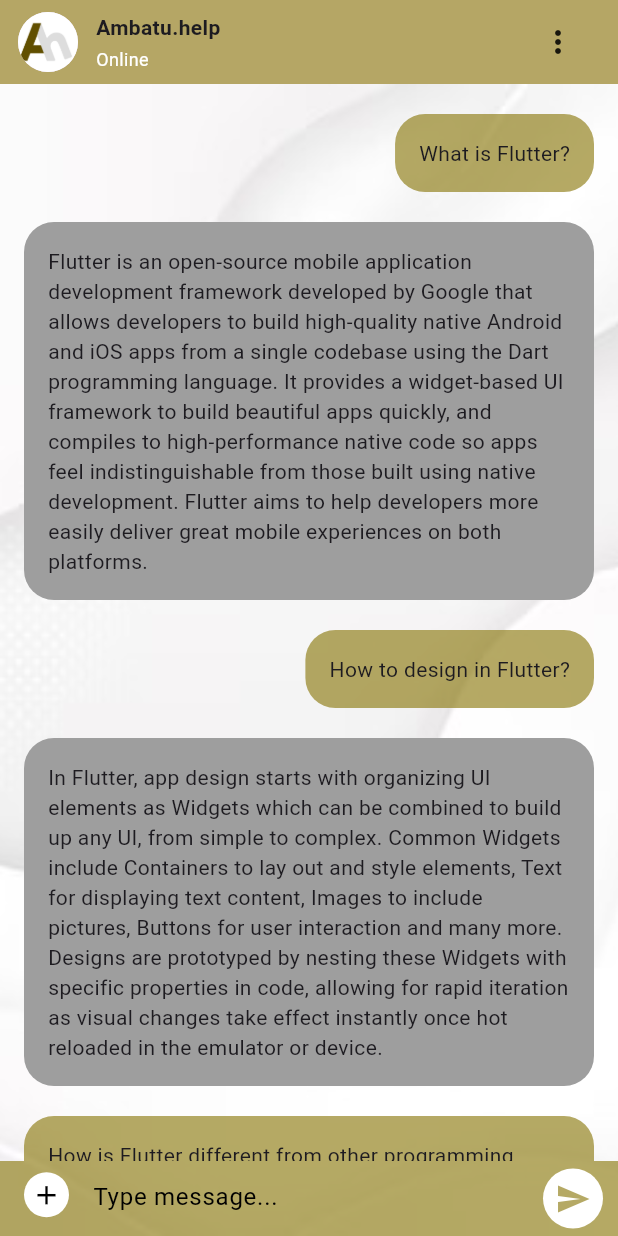
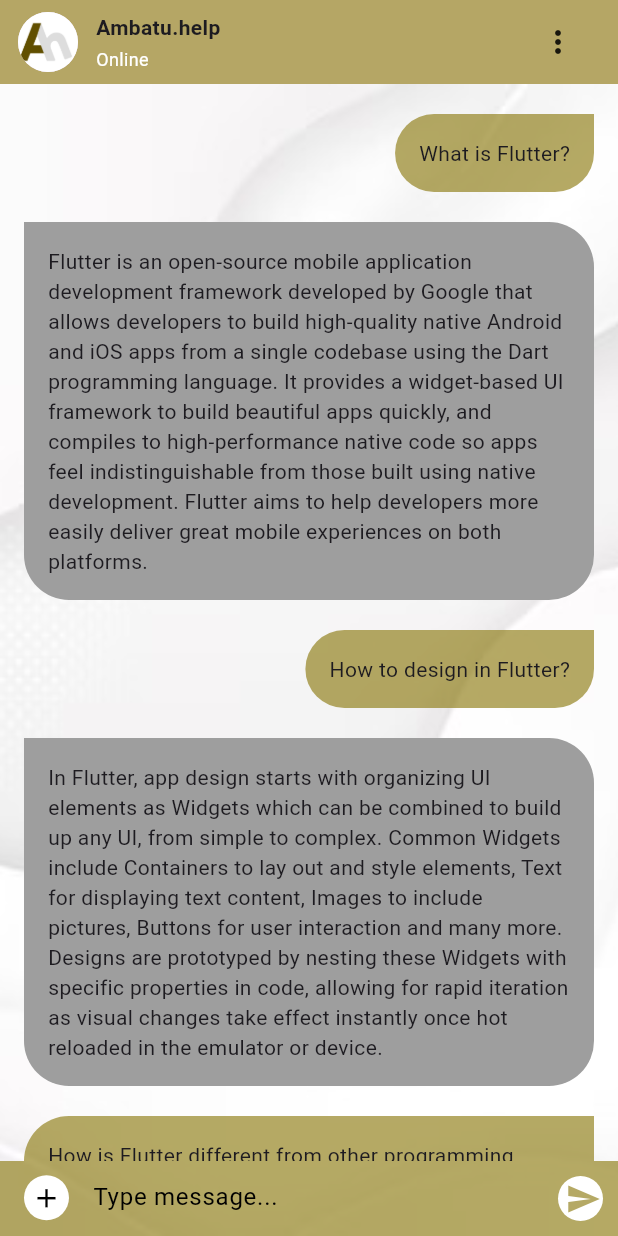
Before and after one commit to Jobrusseldestor/CC206FINAL, a Flutter app: the screen it shows after launch, after a tap on "Sign In", on a phone screen of 412 x 824 dp. Run offline on Flutter 3.47's test engine with Material 3 defaults, Android fonts, the phone set to English and light mode, and no system bars.

Commit message:
basta ah

```diff
--- a/lib/chat/bubble.dart
+++ b/lib/chat/bubble.dart
@@ -5,7 +5,7 @@ import 'package:cc206_chatbot_application/features/home_page.dart';
 import 'package:flutter/material.dart';
 
 // ignore: must_be_immutable
-class ChatBubble extends StatefulWidget{
+class ChatBubble extends StatefulWidget {
   ChatMessage chatMessage;
   ChatBubble({super.key, required this.chatMessage, required double width});
   @override
@@ -16,14 +16,27 @@ class _ChatBubbleState extends State<ChatBubble> {
   @override
   Widget build(BuildContext context) {
     return Container(
-      padding: const EdgeInsets.only(left: 16,right: 16,top: 10,bottom: 10),
+      padding: const EdgeInsets.only(left: 16, right: 16, top: 10, bottom: 10),
       child: Align(
-        alignment: (widget.chatMessage.type == MessageType.Receiver?Alignment.topLeft:Alignment.topRight),
+        alignment: (widget.chatMessage.type == MessageType.Receiver
+            ? Alignment.topLeft
+            : Alignment.topRight),
         child: Container(
           decoration: BoxDecoration(
-            borderRadius: BorderRadius.circular(20),
-            color: (widget.chatMessage.type  == MessageType.Receiver?Colors.grey:const Color.fromARGB(156, 134, 115, 3)),
-          ),
+              borderRadius: widget.chatMessage.type == MessageType.Receiver
+                  ? const BorderRadius.only(
+                      topRight: Radius.circular(30),
+                      bottomLeft: Radius.circular(30),
+                      bottomRight: Radius.circular(30),
+                    )
+                  :  const BorderRadius.only(
+                      topLeft: Radius.circular(30),
+                      bottomLeft: Radius.circular(30),
+                      bottomRight: Radius.circular(30),
+                    ),
+              color: widget.chatMessage.type == MessageType.Receiver
+                  ? Colors.grey
+                  : const Color.fromARGB(156, 134, 115, 3)),
           padding: const EdgeInsets.all(16),
           child: Text(widget.chatMessage.message),
         ),
--- a/lib/features/faq.dart
+++ b/lib/features/faq.dart
@@ -95,7 +95,7 @@ class _faqpageState extends State<faqpage> {
                   ),
                 ),
               ),
-
+              const SizedBox(height: 250.0),
               ]),
             ),
           ),
--- a/lib/features/home_page.dart
+++ b/lib/features/home_page.dart
@@ -167,6 +167,8 @@ class _ChatDetailPageState extends State<ChatDetailPage> {
                           onTap: () {
                             showModal();
                           },
+                          child: Padding(
+                            padding: const EdgeInsets.only(top: 4),
                             child: Container(
                               height: 30,
                               width: 30,
@@ -178,6 +180,7 @@ class _ChatDetailPageState extends State<ChatDetailPage> {
                                 Icons.add,
                                 color: Colors.black,
                                 size: 21,
+                              ),
                             ),
                           ),
                         ),
@@ -203,15 +206,17 @@ class _ChatDetailPageState extends State<ChatDetailPage> {
                           // Handle icon tap
                         },
                         child: Padding(
-                          padding: const EdgeInsets.only(right: 10.0),
+                          padding: const EdgeInsets.only(right: 10.0, bottom: 5),
                           child: Container(
-                            height: 40,
-                            width: 40,
+                            height: 30,
+                            width: 30,
                             decoration: BoxDecoration(
                               color: Colors.white,
                               borderRadius: BorderRadius.circular(25),
                             ),
-                            child: const Icon(
+                            child: const Padding(
+                              padding: EdgeInsets.only(left: 3.5),
+                              child: Icon(
                                 Icons.send,
                                 color: Color.fromARGB(156, 134, 115, 3),
                               ),
@@ -219,6 +224,8 @@ class _ChatDetailPageState extends State<ChatDetailPage> {
                           ),
                         ),
                       ),
+                    ),
+                    const SizedBox(height: 50.0),
                   ],
                 ),
               ),
--- a/lib/features/login.dart
+++ b/lib/features/login.dart
@@ -8,6 +8,8 @@ import 'package:cc206_chatbot_application/features/home_page.dart';
 
 
 class Login extends StatelessWidget {
+  const Login({super.key});
+
   @override
   Widget build(BuildContext context) {
     return Container(
@@ -108,10 +110,10 @@ class Login extends StatelessWidget {
                 ),
                 child: const Text("Don't have an Account? Sign Up", style: TextStyle(decoration: TextDecoration.underline, ),),
               ),
-              const SizedBox(height: 16.0),
             ],
           ),
-        ), // existing Login page code
+        ),
+         // existing Login page code
         ),
       ),
       ),
--- a/lib/features/profile.dart
+++ b/lib/features/profile.dart
@@ -145,6 +145,7 @@ class _ProfilePageState extends State<ProfilePage> {
                         bio,
                         style: const TextStyle(fontSize: 16),
                       ),
+                      const SizedBox(height: 250.0),
                     ],
                   ),
                 ),
@@ -274,6 +275,7 @@ class _EditProfilePageState extends State<EditProfilePage> {
                         height: 50,
                         width: 100,
                         child: Center(child: Text('Save Profile')))),
+                        const SizedBox(height: 100.0),
               ],
             ),
           ),
```
Also changed, not shown: lib/features/settings.dart (+14 -2 lines), 1 other file. Lines whose indentation alone changed are shown as unchanged.
